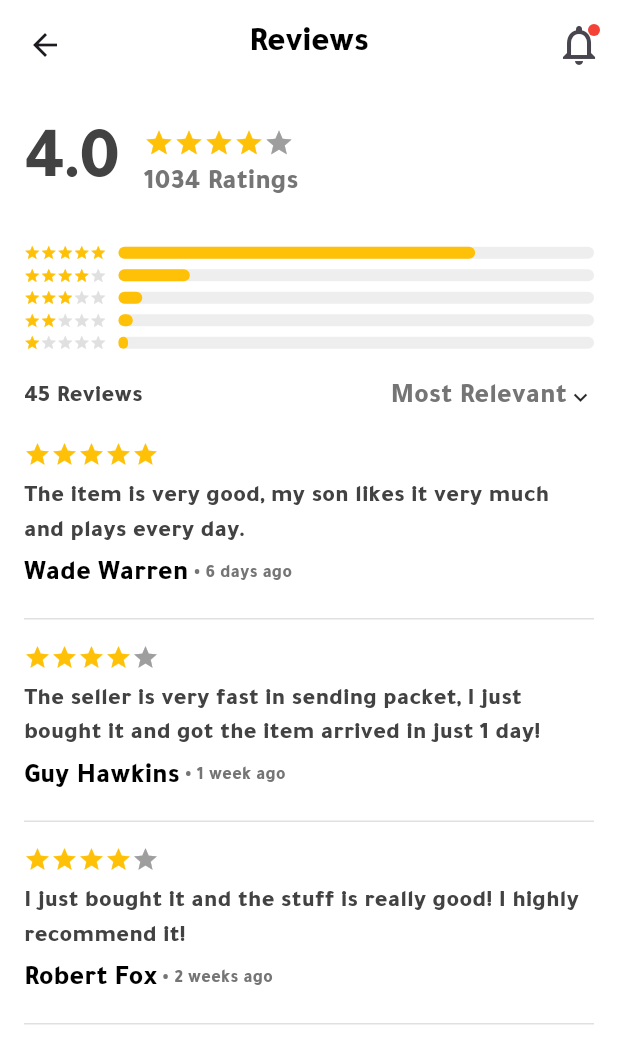
After one commit to 1Mahmoud12/newTenant, a Flutter app: the ReviewsView screen opened directly, on a phone screen of 412 x 824 dp. The commit adds this screen. Shown: the top 1064 px of the screen. Run offline on Flutter 3.47's test engine with Material 3 defaults, Android fonts, the phone set to English and light mode, and no system bars; drawn by our look-alikes of flutter_rating_bar; our stand-ins replace awesome_notifications, cached_network_image, connectivity_plus, country_code_picker, dartz, device_info_plus and 22 more; accounts and stored records are empty; generated files the repository leaves out were written again; network calls fail; statements that could not run were skipped.

Commit message:
review view

```diff
--- a/lib/feature/home/views/presentation/home_page_view.dart
+++ b/lib/feature/home/views/presentation/home_page_view.dart
@@ -7,7 +7,6 @@ import 'package:dobzz_seller/feature/home/views/presentation/widgets/categories_
 import 'package:dobzz_seller/feature/home/views/presentation/widgets/flash_sale_gride.dart';
 import 'package:dobzz_seller/feature/home/views/presentation/widgets/home_page_header.dart';
 import 'package:dobzz_seller/feature/home/views/presentation/widgets/home_slider.dart';
-import 'package:dobzz_seller/feature/home/views/presentation/widgets/search_filter.dart';
 import 'package:flutter/material.dart';
 import 'package:flutter_screenutil/flutter_screenutil.dart';
 
--- a/lib/feature/home/views/presentation/widgets/flash_card.dart
+++ b/lib/feature/home/views/presentation/widgets/flash_card.dart
@@ -4,13 +4,13 @@ import 'package:dobzz_seller/feature/product/views/presentation/product_details_
 import 'package:flutter/material.dart';
 import 'package:flutter_screenutil/flutter_screenutil.dart';
 
-class FlashCard extends StatefulWidget {
+class ProductCard extends StatefulWidget {
   final String imagePath;
   final String title;
   final String price;
   final String? discountPercentage;
   final Function(bool isNowLiked)? onLikeTap;
-  const FlashCard({
+  const ProductCard({
     Key? key,
     required this.imagePath,
     required this.title,
@@ -20,10 +20,10 @@ class FlashCard extends StatefulWidget {
   }) : super(key: key);
 
   @override
-  State<FlashCard> createState() => _FlashCardState();
+  State<ProductCard> createState() => _ProductCardState();
 }
 
-class _FlashCardState extends State<FlashCard> {
+class _ProductCardState extends State<ProductCard> {
   bool isLiked = false;
 
   void toggleLike() {
--- a/lib/feature/home/views/presentation/widgets/flash_sale_gride.dart
+++ b/lib/feature/home/views/presentation/widgets/flash_sale_gride.dart
@@ -44,7 +44,7 @@ class FlashSaleGrid extends StatelessWidget {
       ),
       itemBuilder: (context, index) {
         final item = flashItems[index];
-        return FlashCard(
+        return ProductCard(
           onLikeTap: (isNowLiked) {},
           imagePath: item['imagePath']!,
           title: item['title']!,
--- a/lib/feature/product/views/presentation/product_details_view.dart
+++ b/lib/feature/product/views/presentation/product_details_view.dart
@@ -2,6 +2,8 @@ import 'package:dobzz_seller/core/component/cache_image.dart';
 import 'package:dobzz_seller/core/component/custom_app_bar.dart';
 import 'package:dobzz_seller/core/themes/colors.dart';
 import 'package:dobzz_seller/core/utils/constant_gaping.dart';
+import 'package:dobzz_seller/core/utils/navigate.dart';
+import 'package:dobzz_seller/feature/review/presentation/review_veiw.dart';
 import 'package:easy_localization/easy_localization.dart';
 import 'package:flutter/material.dart';
 import 'package:flutter_screenutil/flutter_screenutil.dart';
@@ -41,6 +43,10 @@ class _ProductDetailsViewState extends State<ProductDetailsView> {
                 const Icon(Icons.star, color: Colors.orange, size: 20),
                 const SizedBox(width: 4),
                 IntrinsicWidth(
+                  child: InkWell(
+                    onTap: () {
+                      context.navigateToPage(const ReviewsView());
+                    },
                     child: Column(
                       mainAxisSize: MainAxisSize.min,
                       crossAxisAlignment: CrossAxisAlignment.start,
@@ -60,6 +66,7 @@ class _ProductDetailsViewState extends State<ProductDetailsView> {
                           color: Colors.black,
                         ),
                       ],
+                    ),
                   ),
                 ),
                 const SizedBox(width: 4),
--- /dev/null
+++ b/lib/feature/review/presentation/review_veiw.dart
@@ -0,0 +1,280 @@
+import 'package:dobzz_seller/core/component/custom_app_bar.dart';
+import 'package:flutter/material.dart';
+import 'package:flutter_rating_bar/flutter_rating_bar.dart';
+import 'package:flutter_screenutil/flutter_screenutil.dart';
+
+class ReviewsView extends StatelessWidget {
+  const ReviewsView({Key? key}) : super(key: key);
+
+  @override
+  Widget build(BuildContext context) {
+    return Scaffold(
+      backgroundColor: Colors.white,
+      appBar: customAppBar(context: context, title: 'Reviews'),
+      body: const ReviewsBody(),
+    );
+  }
+}
+
+class ReviewsBody extends StatelessWidget {
+  const ReviewsBody({Key? key}) : super(key: key);
+
+  @override
+  Widget build(BuildContext context) {
+    return ListView(
+      padding: const EdgeInsets.all(16.0),
+      children: const [
+        RatingSummary(),
+        SizedBox(height: 16),
+        RatingHistogram(),
+        SizedBox(height: 16),
+        ReviewsList(),
+      ],
+    );
+  }
+}
+
+class RatingSummary extends StatelessWidget {
+  const RatingSummary({Key? key}) : super(key: key);
+
+  @override
+  Widget build(BuildContext context) {
+    return Row(
+      children: [
+        Text(
+          '4.0',
+          style: TextStyle(
+            fontSize: 48,
+            fontWeight: FontWeight.bold,
+            color: Colors.grey[800],
+          ),
+        ),
+        const SizedBox(width: 16),
+        Column(
+          crossAxisAlignment: CrossAxisAlignment.start,
+          children: [
+            RatingBarIndicator(
+              rating: 4.0,
+              itemBuilder: (context, index) => const Icon(
+                Icons.star,
+                color: Colors.amber,
+              ),
+              itemSize: 20.0,
+            ),
+            const SizedBox(height: 4),
+            Text(
+              '1034 Ratings',
+              style: TextStyle(
+                color: Colors.grey[600],
+                fontSize: 16.sp,
+              ),
+            ),
+          ],
+        ),
+      ],
+    );
+  }
+}
+
+class RatingHistogram extends StatelessWidget {
+  const RatingHistogram({Key? key}) : super(key: key);
+
+  @override
+  Widget build(BuildContext context) {
+    // Sample rating distribution data
+    final ratingDistribution = [
+      {'stars': 5, 'percentage': 0.75},
+      {'stars': 4, 'percentage': 0.15},
+      {'stars': 3, 'percentage': 0.05},
+      {'stars': 2, 'percentage': 0.03},
+      {'stars': 1, 'percentage': 0.02},
+    ];
+
+    return Column(
+      children: ratingDistribution.map((data) {
+        return RatingBar(
+          stars: data['stars']! as int,
+          percentage: data['percentage']! as double,
+        );
+      }).toList(),
+    );
+  }
+}
+
+class RatingBar extends StatelessWidget {
+  final int stars;
+  final double percentage;
+
+  const RatingBar({
+    Key? key,
+    required this.stars,
+    required this.percentage,
+  }) : super(key: key);
+
+  @override
+  Widget build(BuildContext context) {
+    return Padding(
+      padding: const EdgeInsets.symmetric(vertical: 2.0),
+      child: Row(
+        children: [
+          // Wrap the stars in a fixed width container to prevent overflow
+          SizedBox(
+            width: 55, // Fixed width for stars
+            child: FittedBox(
+              child: Row(
+                mainAxisSize: MainAxisSize.min, // Take minimum required space
+                children: [
+                  for (int i = 0; i < stars; i++) const Icon(Icons.star, color: Colors.amber, size: 12),
+                  for (int i = 0; i < (5 - stars); i++) Icon(Icons.star, color: Colors.grey[300], size: 12),
+                ],
+              ),
+            ),
+          ),
+          const SizedBox(width: 8),
+          Expanded(
+            child: Stack(
+              children: [
+                Container(
+                  height: 8,
+                  decoration: BoxDecoration(
+                    color: Colors.grey[200],
+                    borderRadius: BorderRadius.circular(4),
+                  ),
+                ),
+                FractionallySizedBox(
+                  widthFactor: percentage,
+                  child: Container(
+                    height: 8,
+                    decoration: BoxDecoration(
+                      color: Colors.amber,
+                      borderRadius: BorderRadius.circular(4),
+                    ),
+                  ),
+                ),
+              ],
+            ),
+          ),
+        ],
+      ),
+    );
+  }
+}
+
+class ReviewsList extends StatelessWidget {
+  const ReviewsList({Key? key}) : super(key: key);
+
+  @override
+  Widget build(BuildContext context) {
+    final reviews = [
+      {
+        'name': 'Wade Warren',
+        'rating': 5.0,
+        'comment': 'The item is very good, my son likes it very much and plays every day.',
+        'timeAgo': '6 days ago',
+      },
+      {
+        'name': 'Guy Hawkins',
+        'rating': 4.0,
+        'comment': 'The seller is very fast in sending packet, I just bought it and got the item arrived in just 1 day!',
+        'timeAgo': '1 week ago',
+      },
+      {
+        'name': 'Robert Fox',
+        'rating': 4.0,
+        'comment': 'I just bought it and the stuff is really good! I highly recommend it!',
+        'timeAgo': '2 weeks ago',
+      },
+    ];
+
+    return Column(
+      crossAxisAlignment: CrossAxisAlignment.start,
+      children: [
+        Row(
+          mainAxisAlignment: MainAxisAlignment.spaceBetween,
+          children: [
+            Text(
+              '45 Reviews',
+              style: TextStyle(
+                fontSize: 16,
+                fontWeight: FontWeight.bold,
+                color: Colors.grey[800],
+              ),
+            ),
+            Row(
+              children: [
+                Text(
+                  'Most Relevant',
+                  style: TextStyle(
+                    color: Colors.grey[600],
+                    fontSize: 16.sp,
+                  ),
+                ),
+                const Icon(Icons.keyboard_arrow_down, size: 18),
+              ],
+            ),
+          ],
+        ),
+        const SizedBox(height: 16),
+        ...reviews.map((review) => ReviewCard(review: review)).toList(),
+      ],
+    );
+  }
+}
+
+class ReviewCard extends StatelessWidget {
+  final Map<String, dynamic> review;
+
+  const ReviewCard({
+    Key? key,
+    required this.review,
+  }) : super(key: key);
+
+  @override
+  Widget build(BuildContext context) {
+    return Padding(
+      padding: const EdgeInsets.only(bottom: 16.0),
+      child: Column(
+        crossAxisAlignment: CrossAxisAlignment.start,
+        children: [
+          RatingBarIndicator(
+            rating: review['rating'],
+            itemBuilder: (context, index) => const Icon(
+              Icons.star,
+              color: Colors.amber,
+            ),
+            itemSize: 18.0,
+          ),
+          const SizedBox(height: 8),
+          Text(
+            review['comment'],
+            style: TextStyle(
+              color: Colors.grey[800],
+              fontSize: 14.sp,
+            ),
+          ),
+          const SizedBox(height: 4),
+          Row(
+            children: [
+              Text(
+                review['name'],
+                style: TextStyle(
+                  fontWeight: FontWeight.bold,
+                  fontSize: 16.sp,
+                ),
+              ),
+              Text(
+                ' • ${review['timeAgo']}',
+                style: TextStyle(
+                  color: Colors.grey[600],
+                  fontSize: 12,
+                ),
+              ),
+            ],
+          ),
+          const SizedBox(height: 16),
+          Divider(height: 1, color: Colors.grey[300]),
+        ],
+      ),
+    );
+  }
+}
```
Lines whose indentation alone changed are shown as unchanged.
